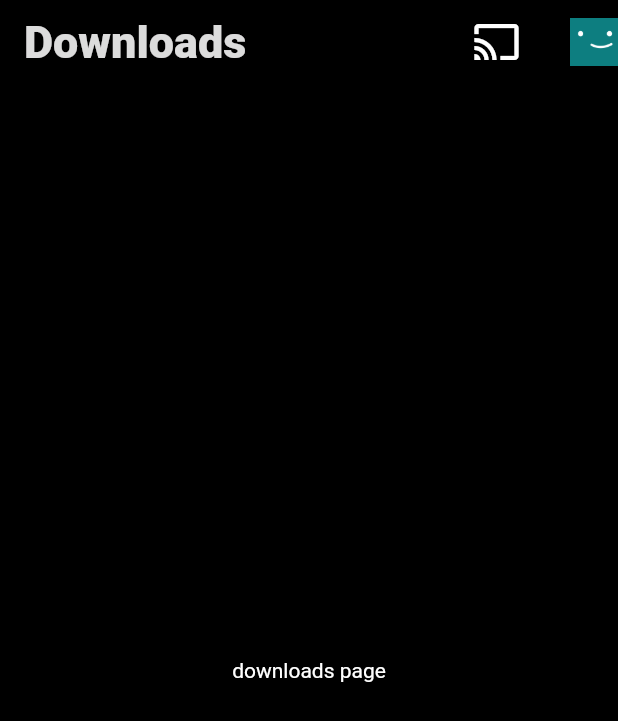
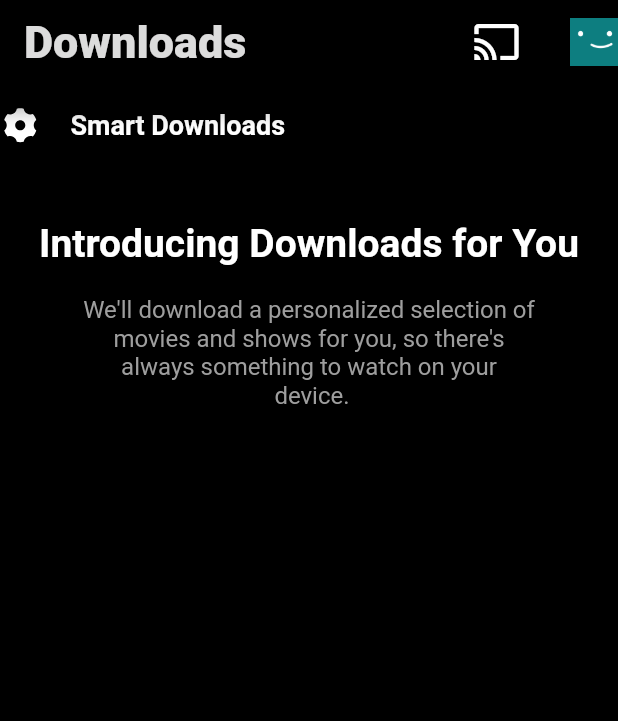
Before and after one commit to aninarafath6/flutter-netflix-clone, a Flutter app: the DownloadsPage screen opened directly, on a phone screen of 412 x 824 dp. Shown: the top 721 px of the screen. Run offline on Flutter 3.47's test engine with Material 2 defaults, Android fonts, the phone set to English and light mode, and no system bars; our stand-ins replace google_fonts, remixicon; Roboto replaces fonts that are missing (Yantramanav).

Commit message:
dimension util

```diff
--- a/lib/presentation/screen/pages/downloads_page/downloads_page.dart
+++ b/lib/presentation/screen/pages/downloads_page/downloads_page.dart
@@ -1,22 +1,74 @@
 import 'package:flutter/material.dart';
 import 'package:netflix_clone/core/sizes/app_sizes.dart';
 import 'package:netflix_clone/presentation/widgets/app_bar_widget.dart';
+import 'package:remixicon/remixicon.dart';
 
 class DownloadsPage extends StatelessWidget {
   const DownloadsPage({Key? key}) : super(key: key);
 
   @override
   Widget build(BuildContext context) {
-    return const Scaffold(
-      appBar: PreferredSize(
+    return Scaffold(
+      appBar: const PreferredSize(
         preferredSize: Size.fromHeight(AppSizes.toolbarHeight),
         child: CAppBar(
           title: 'Downloads',
         ),
       ),
-      body: Center(
-        child: Text('downloads page'),
+      body: ListView(
+        children: [
+          const SubTitleRow(),
+          const SizedBox(height: 50),
+          const Text(
+            'Introducing Downloads for You',
+            textAlign: TextAlign.center,
+            style: TextStyle(
+              fontSize: AppSizes.titleFontSize - 4,
+              fontWeight: FontWeight.bold,
+            ),
+          ),
+          const SizedBox(height: 20),
+          const Text(
+            "We'll download a personalized selection of\nmovies and shows for you, so there's\nalways something to watch on your\n device.",
+            textAlign: TextAlign.center,
+            style: TextStyle(
+              fontSize: 16,
+              color: Colors.grey,
+            ),
+          ),
+          Container(),
+        ],
       ),
     );
   }
 }
+
+class SubTitleRow extends StatelessWidget {
+  const SubTitleRow({
+    Key? key,
+  }) : super(key: key);
+
+  @override
+  Widget build(BuildContext context) {
+    return Row(
+      children: const [
+        Icon(
+          Remix.settings_3_fill,
+          color: Colors.white,
+          size: AppSizes.titleFontSize - 3,
+        ),
+        SizedBox(
+          width: 20,
+        ),
+        Text(
+          'Smart Downloads',
+          style: TextStyle(
+            color: Colors.white,
+            fontWeight: FontWeight.bold,
+            fontSize: 18,
+          ),
+        )
+      ],
+    );
+  }
+}
--- /dev/null
+++ b/lib/utils/dimension.dart
@@ -0,0 +1,13 @@
+import 'package:flutter/material.dart';
+
+extension Dimensions on BuildContext {
+  // taking the screen width and height
+  double getHeight(height) => (MediaQuery.of(this).size.height / 100) * height;
+  double getWidth(width) => (MediaQuery.of(this).size.width / 100) * width;
+
+// spacing widget
+  SizedBox spacing({double? height = 0, double? width = 0}) => SizedBox(
+        height: getHeight(height),
+        width: getWidth(width),
+      );
+}
```
